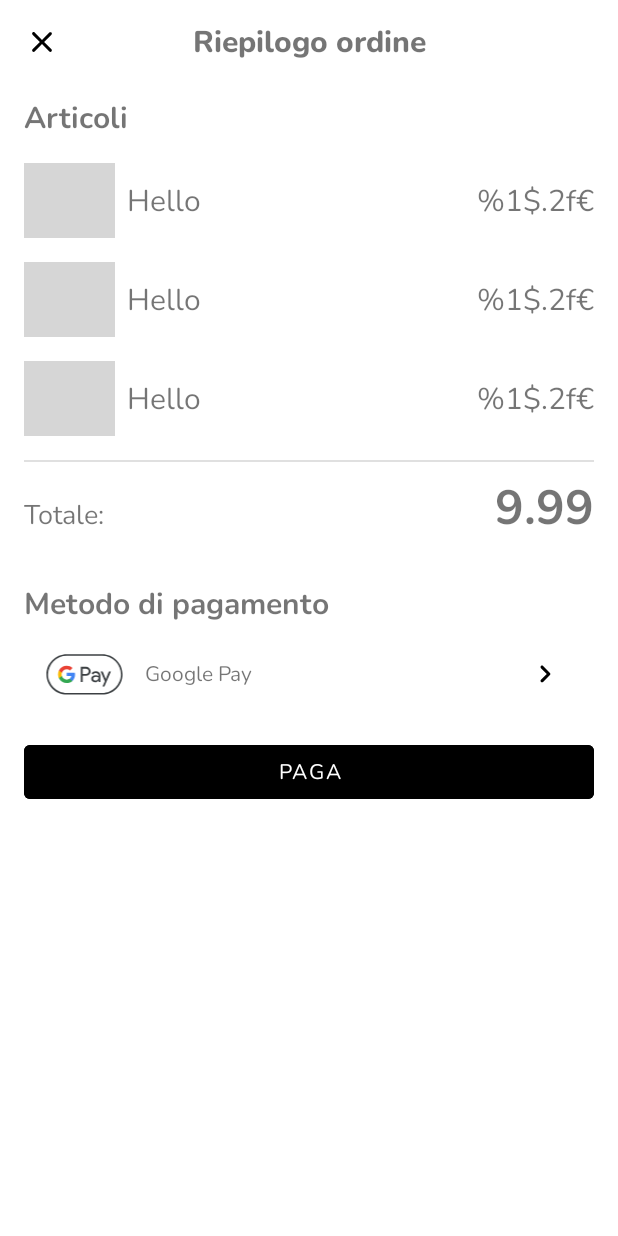
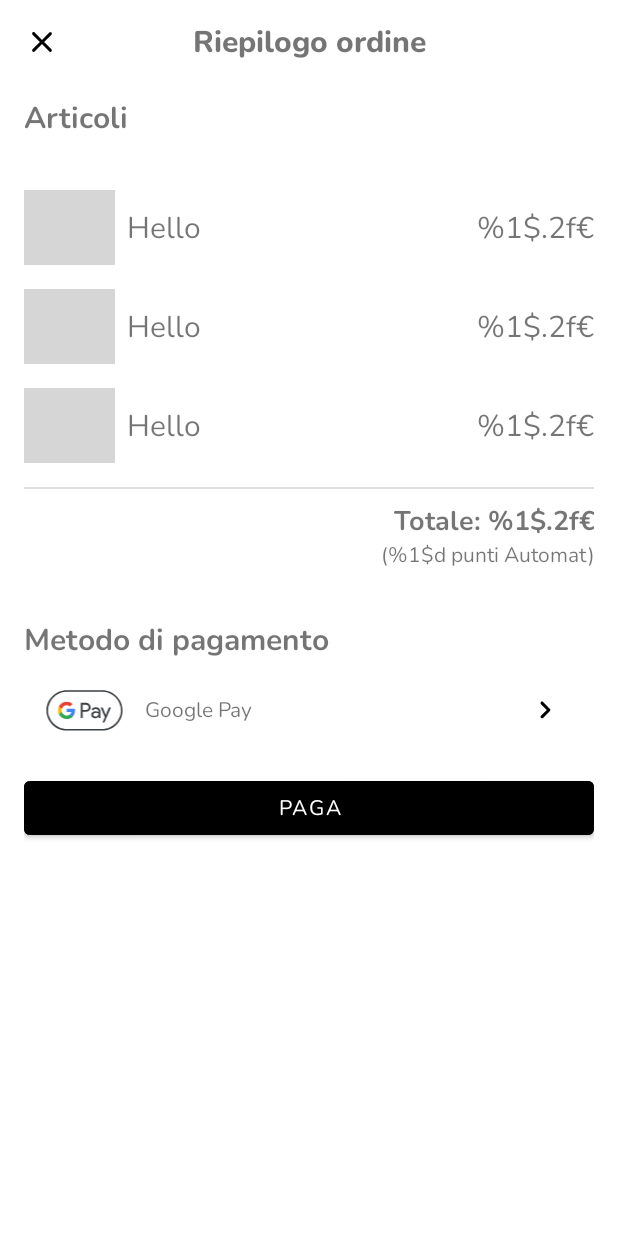
Before and after one commit to dalps/Automat, an Android app: the layout fragment_payment_dialog.xml on its own in the app's theme, with its tools: preview values and no code run, on a phone screen of 412 x 824 dp. Run offline under Robolectric (Android 15) with nearby library versions, the phone set to English and light mode, and no system bars; grey boxes are pictures that could not be loaded.

Commit message:
Add order summary dialog

```diff
--- a/app/src/main/java/com/monopalla/automat/data/ProductRepository.java
+++ b/app/src/main/java/com/monopalla/automat/data/ProductRepository.java
@@ -29,7 +29,7 @@ public class ProductRepository {
                           "Valori nutrizionali per pezzo (36g):\n" +
                           "163kcal, 7,6g grassi, 20,2g carboidrati, 1,4g proteine",
                 "Snack",
-                1.00f,
+                0.70f,
                 toBitmap(R.drawable.fiesta))
         );
 
--- a/app/src/main/java/com/monopalla/automat/ui/machine/MachineRecyclerViewAdapter.java
+++ b/app/src/main/java/com/monopalla/automat/ui/home/MachineRecyclerViewAdapter.java
@@ -1,4 +1,4 @@
-package com.monopalla.automat.ui.machine;
+package com.monopalla.automat.ui.home;
 
 import android.app.Activity;
 import android.app.ActivityOptions;
@@ -16,6 +16,7 @@ import com.monopalla.automat.R;
 import com.monopalla.automat.data.MachineRepository;
 import com.monopalla.automat.data.model.Machine;
 import com.monopalla.automat.databinding.MachineRecyclerviewItemBinding;
+import com.monopalla.automat.ui.machine.MachineActivity;
 
 import java.util.ArrayList;
 
--- a/app/src/main/java/com/monopalla/automat/ui/home/MainFragment.java
+++ b/app/src/main/java/com/monopalla/automat/ui/home/MainFragment.java
@@ -10,7 +10,6 @@ import android.view.View;
 import android.view.ViewGroup;
 
 import com.monopalla.automat.utils.AnimUtils;
-import com.monopalla.automat.ui.machine.MachineRecyclerViewAdapter;
 import com.monopalla.automat.data.MachineRepository;
 import com.monopalla.automat.databinding.FragmentMainBinding;
 
--- a/app/src/main/java/com/monopalla/automat/ui/machine/MachineActivity.java
+++ b/app/src/main/java/com/monopalla/automat/ui/machine/MachineActivity.java
@@ -28,8 +28,8 @@ public class MachineActivity extends AppCompatActivity {
         UserRepository userData = UserRepository.getInstance(getApplicationContext());
 
         binding.productList.setLayoutManager(new GridLayoutManager(getApplicationContext(), 2));
-        binding.productList.setAdapter(new ProductRecyclerViewAdapter(
-                machine.getProducts(userData.getCurrentUser()), binding.checkoutFAB));
+        binding.productList.setAdapter(new SlotRecyclerViewAdapter(
+                machine.getSortedSlots(userData.getCurrentUser()), binding.checkoutFAB));
 
         binding.machineAppBar.setNavigationOnClickListener(view -> {
             // TODO show clear cart confirmation dialog (if not empty)
--- a/app/src/main/res/layout/fragment_payment_dialog.xml
+++ b/app/src/main/res/layout/fragment_payment_dialog.xml
@@ -5,7 +5,7 @@
     android:layout_width="match_parent"
     android:layout_height="match_parent"
     android:orientation="vertical"
-    tools:context=".ui.payment.PaymentDialogFragment">
+    tools:context=".ui.payment.OrderDialogFragment">
 
     <com.google.android.material.appbar.AppBarLayout
         android:layout_width="match_parent"
@@ -56,7 +56,7 @@
                 android:layout_height="wrap_content"
                 android:layout_marginVertical="@dimen/small_margin"
                 android:text="Articoli"
-                android:textSize="20dp"
+                android:textSize="@dimen/section_header_fontsize"
                 android:textFontWeight="700" />
 
             <androidx.recyclerview.widget.RecyclerView
@@ -64,8 +64,9 @@
                 android:layout_width="match_parent"
                 android:layout_height="wrap_content"
                 android:layout_below="@id/itemsTitle"
+                android:layout_marginTop="18dp"
                 android:clipToPadding="false"
-                tools:context=".ui.payment.PaymentDialogFragment"
+                tools:context=".ui.payment.OrderDialogFragment"
                 tools:listitem="@layout/fragment_payment_dialog_cart_item" />
 
             <com.google.android.material.divider.MaterialDivider
@@ -76,31 +77,48 @@
                 android:layout_below="@id/list"/>
 
             <TextView
-                android:id="@+id/total"
-                android:layout_width="wrap_content"
+                android:id="@+id/noItemsSelected"
+                android:layout_width="match_parent"
                 android:layout_height="wrap_content"
                 android:layout_below="@id/divider"
-                android:layout_alignBaseline="@id/paymentTotal"
-                android:text="Totale:"
-                android:textSize="18sp"/>
+                android:layout_alignBaseline="@id/orderTotalInfo"
+                android:textAlignment="center"
+                android:text="Non sono stati selezionati articoli"
+                android:textSize="@dimen/medium_fontsize"
+                android:visibility="invisible" />
 
-            <TextView
-                android:id="@+id/paymentTotal"
-                android:layout_width="wrap_content"
+            <LinearLayout
+                android:id="@+id/orderTotalInfo"
+                android:layout_width="match_parent"
                 android:layout_height="wrap_content"
-                android:layout_below="@id/divider"
-                android:layout_alignParentEnd="true"
-                android:text="9.99"
-                android:textSize="32sp"
-                android:textFontWeight="700"/>
+                android:orientation="vertical"
+                android:layout_below="@id/divider">
+
+                <TextView
+                    android:id="@+id/orderTotal"
+                    android:layout_width="match_parent"
+                    android:layout_height="wrap_content"
+                    android:text="@string/total_price"
+                    android:textSize="@dimen/medium_fontsize"
+                    android:textAlignment="textEnd"
+                    android:textFontWeight="700"/>
+
+                <TextView
+                    android:id="@+id/orderTotalInAutomats"
+                    android:layout_width="match_parent"
+                    android:layout_height="wrap_content"
+                    android:textAlignment="textEnd"
+                    android:text="@string/total_price_in_automats"
+                    android:textSize="@dimen/small_fontsize" />
+            </LinearLayout>
 
             <TextView
                 android:id="@+id/paymentMethodsTitle"
                 android:layout_width="wrap_content"
                 android:layout_height="wrap_content"
-                android:layout_below="@id/total"
+                android:layout_below="@id/orderTotalInfo"
                 android:text="Metodo di pagamento"
-                android:textSize="20dp"
+                android:textSize="@dimen/section_header_fontsize"
                 android:textFontWeight="700"
                 android:layout_marginTop="@dimen/big_margin"
                 android:layout_marginBottom="@dimen/small_margin"/>
@@ -138,10 +156,9 @@
                 android:layout_width="match_parent"
                 android:layout_height="wrap_content"
                 android:layout_below="@id/paymentMethods"
-                android:text="Paga"
                 android:textColor="@color/white"
                 android:backgroundTint="@color/black"
-                style="@style/Widget.MaterialComponents.Button.OutlinedButton"/>
+                android:text="Paga" />
         </RelativeLayout>
 
     </ScrollView>
--- a/app/src/main/res/values/colors.xml
+++ b/app/src/main/res/values/colors.xml
@@ -7,4 +7,7 @@
     <color name="teal_700">#FF018786</color>
     <color name="black">#FF000000</color>
     <color name="white">#FFFFFFFF</color>
+
+    <color name="light_text_color">#ccc</color>
+    <color name="dark_text_color">#222</color>
 </resources>
--- a/app/src/main/res/values/dimens.xml
+++ b/app/src/main/res/values/dimens.xml
@@ -3,10 +3,11 @@
     <dimen name="small_margin">8dp</dimen>
     <dimen name="medium_margin">16dp</dimen>
     <dimen name="big_margin">32dp</dimen>
-    <dimen name="small_fontsize">14dp</dimen>
-    <dimen name="medium_fontsize">18dp</dimen>
+    <dimen name="small_fontsize">14sp</dimen>
+    <dimen name="medium_fontsize">18sp</dimen>
     <dimen name="big_fontsize">22sp</dimen>
     <dimen name="list_item_spacing">16sp</dimen>
     <dimen name="list_item_spacing_half">8sp</dimen>
     <dimen name="fragment_title_fontsize">28sp</dimen>
+    <dimen name="section_header_fontsize">20sp</dimen>
 </resources>
--- a/app/src/main/res/values/strings.xml
+++ b/app/src/main/res/values/strings.xml
@@ -13,9 +13,11 @@
     <string name="cart_item_marked_alert">%1$s aggiunto ai preferiti</string>
     <string name="cart_item_unmarked_alert">%1$s rimosso dai preferiti</string>
     <string name="scan_help_text">Premi il pulsante Scan per trovare distributori vicini</string>
-    <!-- TODO: Remove or change this placeholder text -->
-    <string name="hello_blank_fragment">Hello blank fragment</string>
     <string name="item_quantity">%1$d</string>
     <string name="user_order_tally">%1$d acquisti effettuati</string>
     <string name="user_profile_automat_tally">%1$d punti Automat</string>
+    <string name="product_availability">%1$d rimasti</string>
+    <string name="total_price">Totale: %1$.2f€</string>
+    <string name="total_price_in_automats">(%1$d punti Automat)</string>
+    <string name="automats_earned">Hai guadagnato %1$d punti Automat!</string>
 </resources>
```
Also changed, not shown: app/src/main/java/com/monopalla/automat/data/model/Cart.java (+31 -0 lines), app/src/main/java/com/monopalla/automat/data/model/Machine.java (+10 -0 lines), app/src/main/java/com/monopalla/automat/data/model/Order.java (+56 -3 lines), app/src/main/java/com/monopalla/automat/ui/cart/CartDialogFragment.java (+12 -21 lines), app/src/main/java/com/monopalla/automat/ui/machine/ProductActivity.java (+9 -9 lines), app/src/main/java/com/monopalla/automat/ui/machine/SlotRecyclerViewAdapter.java (renamed from app/src/main/java/com/monopalla/automat/ui/machine/ProductRecyclerViewAdapter.java, +13 -8 lines), app/src/main/java/com/monopalla/automat/ui/payment/OrderDialogFragment.java (added, +137 -0 lines), app/src/main/java/com/monopalla/automat/ui/payment/PaymentDialogFragment.java (deleted, +0 -106 lines), app/src/main/res/layout/fragment_cart_dialog.xml (+5 -25 lines), app/src/main/res/layout/order_item.xml (added, +44 -0 lines), app/src/main/res/layout/product_recyclerview_item.xml (+12 -2 lines).
